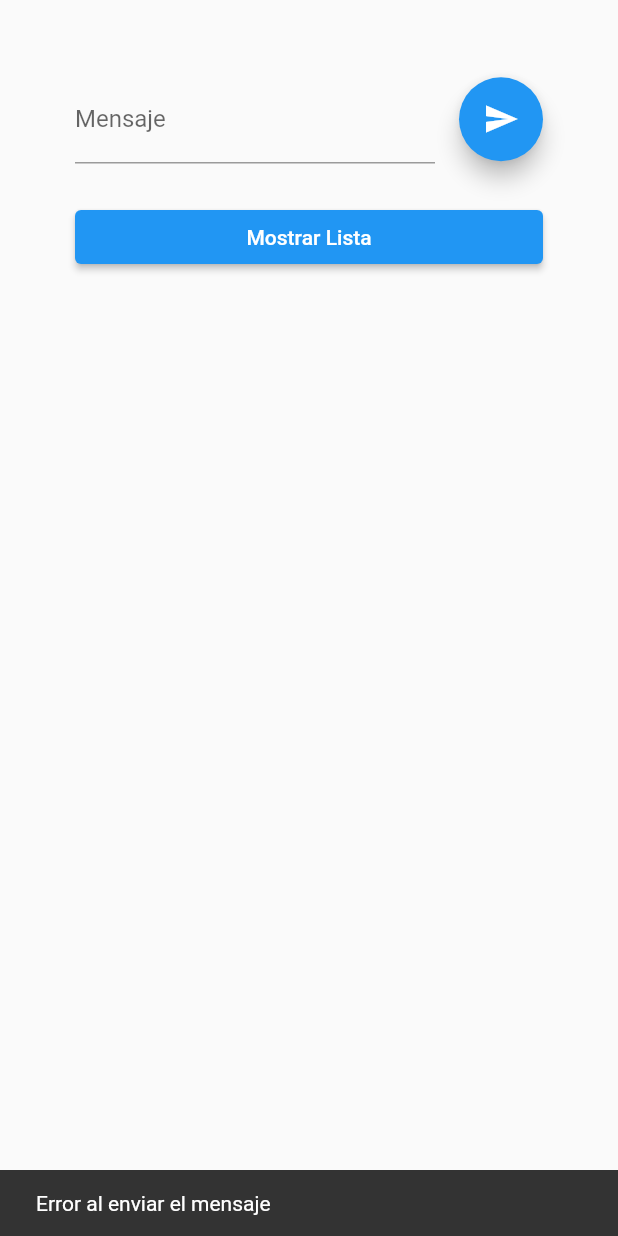
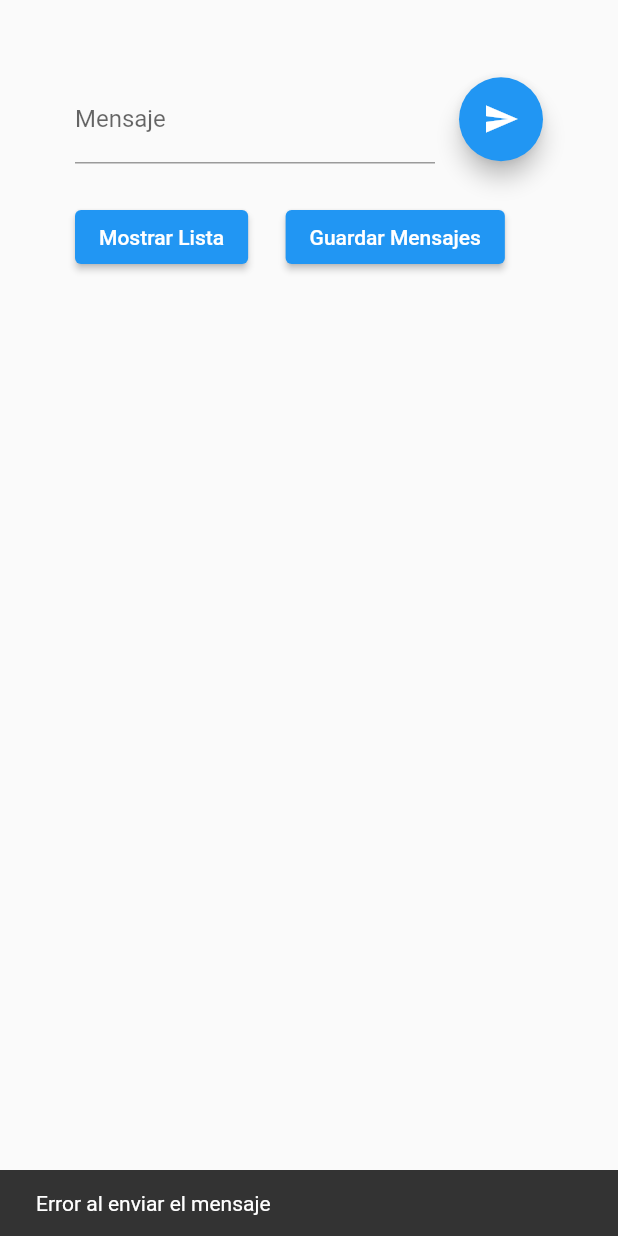
Before and after one commit to CrazyDisplay-dsanchez-gbiagi/crazydisplay_flutterapp, a Flutter app: the MessageScreen widget shown alone on an empty page, opened directly with empty values, after a tap on the "send" icon, on a phone screen of 412 x 824 dp. Run offline on Flutter 3.47's test engine with Material 2 defaults, Android fonts, the phone set to English and light mode, and no system bars.

Commit message:
Guardar mensajes ok

```diff
--- /dev/null
+++ b/assets/messages.txt
@@ -0,0 +1 @@
+Hey
--- a/lib/message_screen.dart
+++ b/lib/message_screen.dart
@@ -1,3 +1,5 @@
+import 'dart:io';
+
 import 'package:flutter/material.dart';
 
 class MessageScreen extends StatelessWidget {
@@ -19,6 +21,24 @@ class MessageScreen extends StatelessWidget {
   final TextEditingController mensajeController;
   final Function(String) sendMensajeCallback;
   final Function(String) addMensajeCallback;
+
+  void guardarMensaje() {
+    // Get the path of the document directory
+    //String dir = Directory.current.path;
+
+    // Crear el archivo
+    File file = File('./assets/messages.txt');
+
+    // Abrir el archivo en modo escritura
+    RandomAccessFile raf = file.openSync(mode: FileMode.write);
+
+    // Escribir mensajes en el archivo
+    for (String mensaje in mensajeList) {
+      raf.writeStringSync('$mensaje\n');
+    }
+    // Cerrar archivo
+    raf.closeSync();
+  }
 
   @override
   Widget build(BuildContext context) {
@@ -63,14 +83,22 @@ class MessageScreen extends StatelessWidget {
                   ],
                 ),
                 const SizedBox(height: 25),
-                Flexible(
-                  fit: FlexFit.loose,
-                  child: ElevatedButton(
-                    onPressed: () {
-                      onToggleSidebar();
-                    },
-                    child: Text('Mostrar Lista'),
-                  ),
+                Row(
+                  children: [
+                    ElevatedButton(
+                      onPressed: () {
+                        onToggleSidebar();
+                      },
+                      child: const Text('Mostrar Lista'),
+                    ),
+                    SizedBox(width: 25),
+                    ElevatedButton(
+                      onPressed: () {
+                        guardarMensaje();
+                      },
+                      child: const Text('Guardar Mensajes'),
+                    ),
+                  ],
                 ),
               ],
             ),
```
Also changed, not shown: 6 other files.
